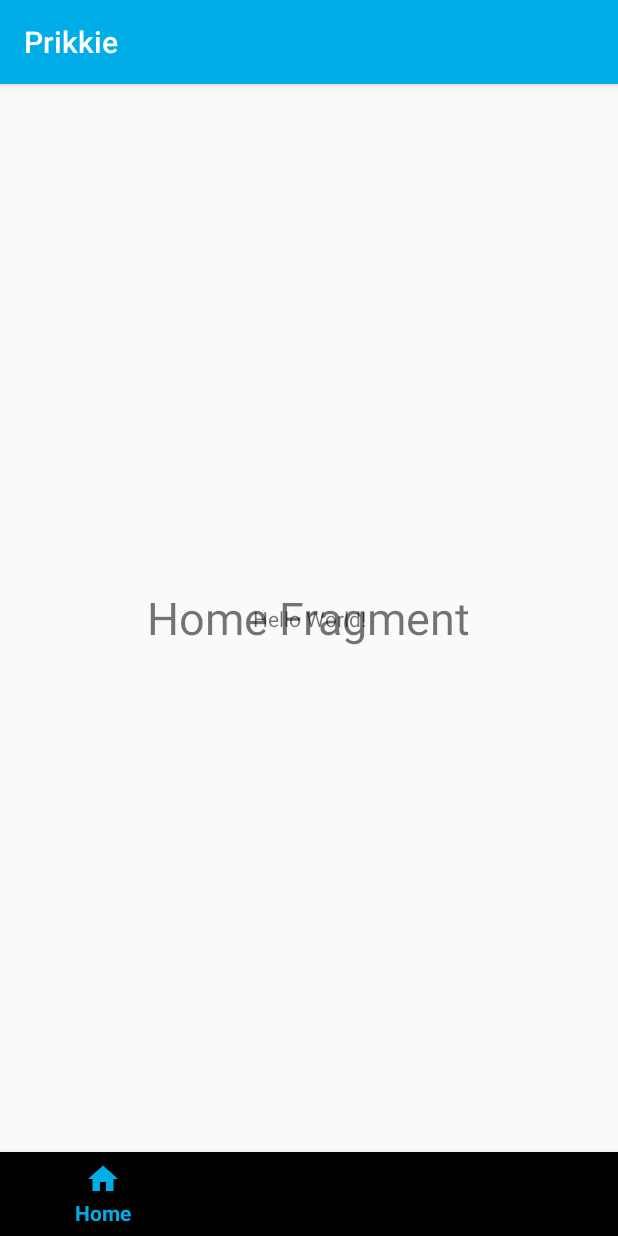
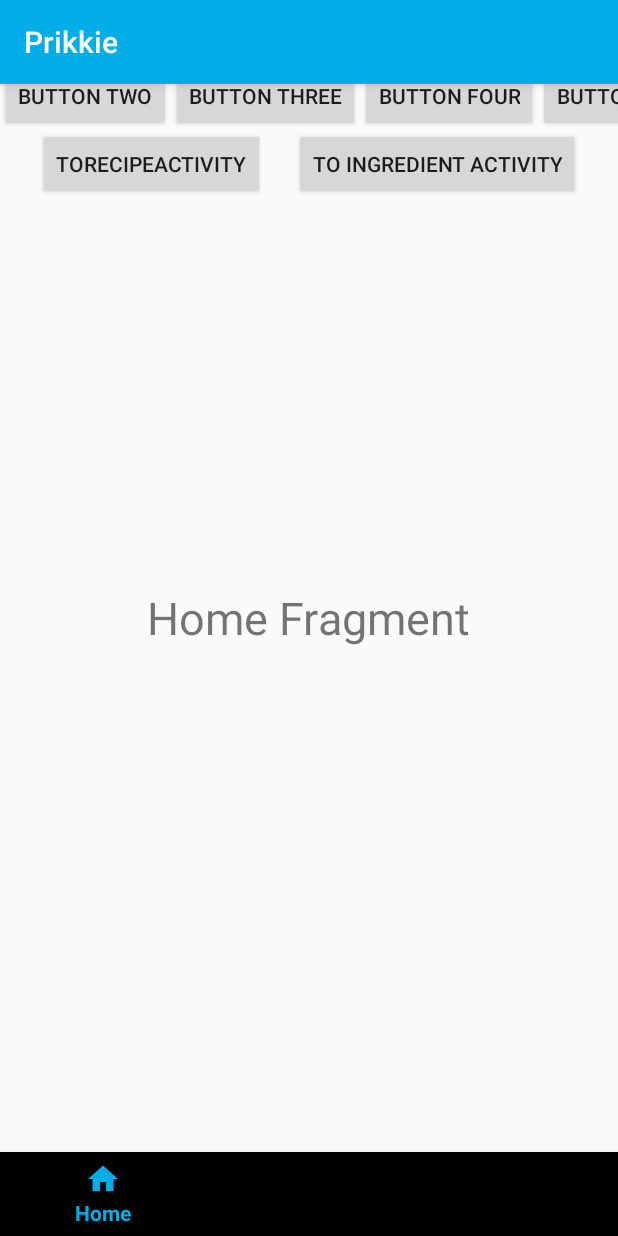
Before and after one commit to stefangrebenar/Prikkie, an Android app: the screen it shows after launch (MainActivity), on a phone screen of 412 x 824 dp. Run offline under Robolectric (Android 15) with nearby library versions, the phone set to English and light mode, and no system bars.

Commit message:
Horizontal Scroll

```diff
--- a/app/src/main/AndroidManifest.xml
+++ b/app/src/main/AndroidManifest.xml
@@ -11,10 +11,7 @@
         android:roundIcon="@mipmap/ic_launcher_round"
         android:supportsRtl="true"
         android:theme="@style/AppTheme">
-        <activity android:name=".IngredientApiActivity"></activity><![CDATA[
-        android:theme="@style/AppTheme"
-        android:usesCleartextTraffic="true">
-        ]]>
+        <activity android:name=".IngredientApiActivity"></activity>
         <activity android:name=".RecipeApiActivity" />
         <activity
             android:name=".MainActivity"
--- a/app/src/main/res/layout/activity_main.xml
+++ b/app/src/main/res/layout/activity_main.xml
@@ -10,7 +10,9 @@
         android:id="@+id/fragment_container"
         android:layout_width="match_parent"
         android:layout_height="match_parent"
-        android:layout_above="@id/bottom_navigation" />
+        android:layout_above="@id/bottom_navigation" >
+
+    </FrameLayout>
 
     <com.google.android.material.bottomnavigation.BottomNavigationView
         android:id="@+id/bottom_navigation"
--- a/app/src/main/res/layout/content_main.xml
+++ /dev/null
@@ -1,40 +0,0 @@
-<?xml version="1.0" encoding="utf-8"?>
-<androidx.constraintlayout.widget.ConstraintLayout xmlns:android="http://schemas.android.com/apk/res/android"
-    xmlns:app="http://schemas.android.com/apk/res-auto"
-    xmlns:tools="http://schemas.android.com/tools"
-    android:layout_width="match_parent"
-    android:layout_height="match_parent"
-    app:layout_behavior="@string/appbar_scrolling_view_behavior"
-    tools:context=".MainActivity"
-    tools:showIn="@layout/activity_main">
-
-    <TextView
-        android:layout_width="wrap_content"
-        android:layout_height="wrap_content"
-        android:text="Hello World!"
-        app:layout_constraintBottom_toBottomOf="parent"
-        app:layout_constraintLeft_toLeftOf="parent"
-        app:layout_constraintRight_toRightOf="parent"
-        app:layout_constraintTop_toTopOf="parent" />
-
-    <Button
-        android:id="@+id/RecipeActivity"
-        android:layout_width="wrap_content"
-        android:layout_height="wrap_content"
-        android:onClick="onRecipeActivity"
-        android:text="ToRecipeActivity"
-        tools:layout_editor_absoluteX="37dp"
-        tools:layout_editor_absoluteY="36dp"
-        tools:ignore="MissingConstraints" />
-
-    <Button
-        android:id="@+id/ingredientActivity"
-        android:layout_width="wrap_content"
-        android:layout_height="wrap_content"
-        android:onClick="onIngredientActivity"
-        android:text="To Ingredient Activity"
-        app:layout_constraintStart_toEndOf="@+id/RecipeActivity"
-        tools:layout_editor_absoluteY="36dp"
-        tools:ignore="MissingConstraints" />
-
-</androidx.constraintlayout.widget.ConstraintLayout>
--- a/app/src/main/res/layout/fragment_home.xml
+++ b/app/src/main/res/layout/fragment_home.xml
@@ -1,6 +1,63 @@
 <?xml version="1.0" encoding="utf-8"?>
 <RelativeLayout xmlns:android="http://schemas.android.com/apk/res/android"
     android:layout_width="match_parent" android:layout_height="match_parent">
+
+    <HorizontalScrollView
+        android:layout_width="match_parent"
+        android:layout_height="wrap_content"
+        android:layout_alignParentStart="true"
+        android:layout_alignParentTop="true"
+        android:layout_marginStart="0dp"
+        android:layout_marginTop="40dp"
+        android:fillViewport="true">
+
+        <LinearLayout
+            android:layout_width="wrap_content"
+            android:layout_height="match_parent"
+
+            android:orientation="horizontal">
+
+            <Button
+                android:layout_width="wrap_content"
+                android:layout_height="wrap_content"
+                android:text="Button Two" />
+
+            <Button
+                android:layout_width="wrap_content"
+                android:layout_height="wrap_content"
+                android:text="Button Three" />
+
+            <Button
+                android:layout_width="wrap_content"
+                android:layout_height="wrap_content"
+                android:text="Button Four" />
+
+            <Button
+                android:layout_width="wrap_content"
+                android:layout_height="wrap_content"
+                android:text="Button Five" />
+
+            <Button
+                android:layout_width="wrap_content"
+                android:layout_height="wrap_content"
+                android:text="Button Six" />
+
+            <Button
+                android:layout_width="wrap_content"
+                android:layout_height="wrap_content"
+                android:text="Button Seven" />
+
+            <Button
+                android:layout_width="wrap_content"
+                android:layout_height="wrap_content"
+                android:text="Button Eight" />
+
+            <Button
+                android:layout_width="wrap_content"
+                android:layout_height="wrap_content"
+                android:text="Button Nine" />
+        </LinearLayout>
+    </HorizontalScrollView>
 
     <TextView
         android:layout_width="wrap_content"
@@ -9,5 +66,25 @@
         android:textSize="30sp"
         android:layout_centerInParent="true"/>
 
-    <include layout="@layout/content_main" />
+    <Button
+        android:id="@+id/RecipeActivity"
+        android:layout_width="wrap_content"
+        android:layout_height="wrap_content"
+        android:layout_alignParentStart="true"
+        android:layout_alignParentTop="true"
+        android:layout_marginTop="85dp"
+        android:layout_marginStart="25dp"
+        android:onClick="onRecipeActivity"
+        android:text="ToRecipeActivity" />
+
+    <Button
+        android:id="@+id/ingredientActivity"
+        android:layout_width="wrap_content"
+        android:layout_height="wrap_content"
+        android:layout_alignParentTop="true"
+        android:layout_alignParentEnd="true"
+        android:layout_marginTop="85dp"
+        android:layout_marginEnd="25dp"
+        android:onClick="onIngredientActivity"
+        android:text="To Ingredient Activity" />
 </RelativeLayout>
```
